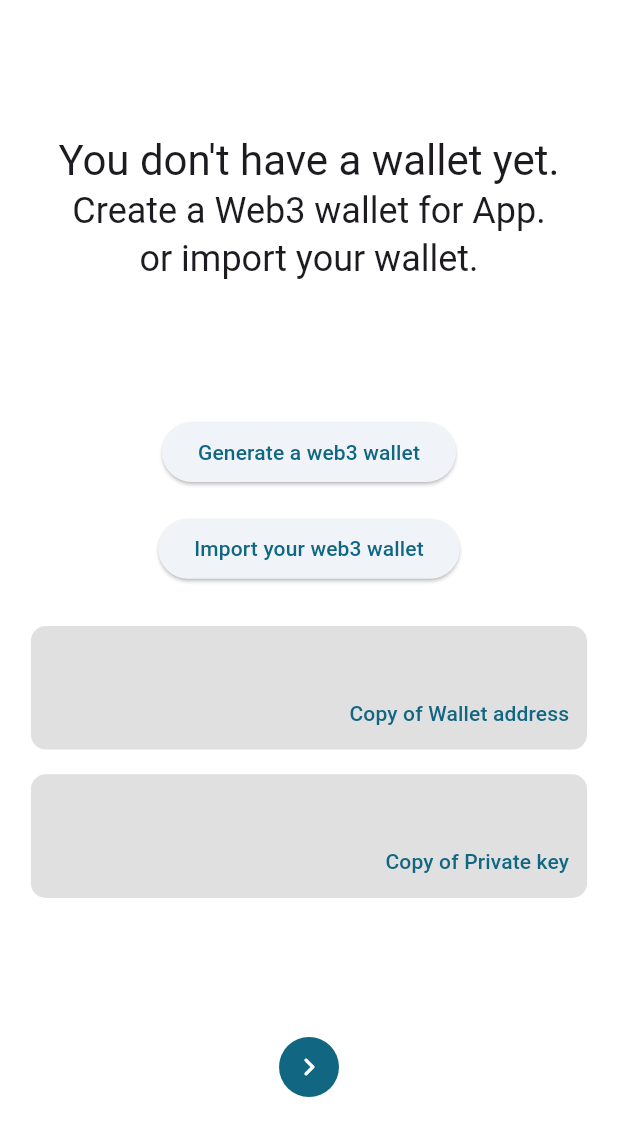
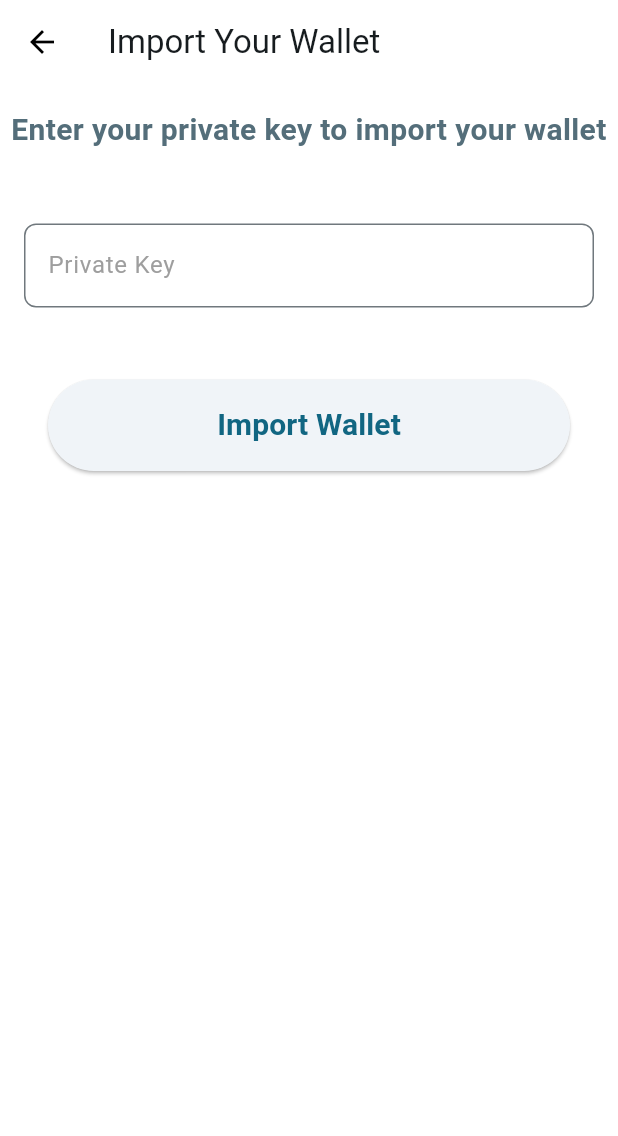
Before and after one commit to 0xemrekaya/NFTm_dApp, a Flutter app: the screen it shows after launch, after a tap on "Import your web3 wallet", on a phone screen of 412 x 824 dp. Shown: the top 1136 px of the screen. Run offline on Flutter 3.47's test engine with Material 2 defaults, Android fonts, the phone set to English and light mode, and no system bars; our stand-ins replace animated_text_kit, file_picker, flutter_dotenv, flutter_riverpod, hex, image_picker; missing offline and left inert: web3dart.

Commit message:
import wallet func

```diff
--- a/lib/main.dart
+++ b/lib/main.dart
@@ -4,6 +4,7 @@ import 'package:flutter_riverpod/flutter_riverpod.dart';
 import 'package:nftm_dapp/screens/nft_main_screen.dart';
 import 'package:nftm_dapp/screens/splash_page.dart';
 
+import 'screens/import_wallet.dart';
 import 'screens/main_screen.dart';
 
 void main() async {
@@ -32,6 +33,7 @@ class MainApp extends StatelessWidget {
       routes: {
         MainScreen.id: (context) => MainScreen(),
         NftMainScreen.id: (context) => NftMainScreen(),
+        ImportWallet.id:(context) =>  ImportWallet(),
       },
       home: const SplashPage(),
     );
--- a/lib/model/wallet_model.dart
+++ b/lib/model/wallet_model.dart
@@ -1,7 +1,10 @@
 
+
+import 'package:web3dart/web3dart.dart';
 
 class WalletModel {
   final String walletAddress;
   final String privateKey;
+
   WalletModel({required this.walletAddress,required this.privateKey});
 }
--- /dev/null
+++ b/lib/screens/import_wallet.dart
@@ -0,0 +1,113 @@
+import 'package:flutter/material.dart';
+import 'package:flutter_riverpod/flutter_riverpod.dart';
+import 'package:nftm_dapp/provider/wallet_provider.dart';
+import 'package:web3dart/web3dart.dart';
+
+import '../model/wallet_model.dart';
+import 'nft_main_screen.dart';
+
+class ImportWallet extends ConsumerStatefulWidget {
+  const ImportWallet({super.key});
+  static String id = "Import Wallet";
+
+  @override
+  ConsumerState<ConsumerStatefulWidget> createState() => _ImportWalletState();
+}
+
+class _ImportWalletState extends ConsumerState<ImportWallet> {
+  final _privateKeyController = TextEditingController();
+  bool isImported = false;
+
+  @override
+  Widget build(BuildContext context) {
+    return Scaffold(
+      appBar: AppBar(
+        title: const Text('Import Your Wallet'),
+      ),
+      body: SafeArea(
+        child: Column(
+          crossAxisAlignment: CrossAxisAlignment.stretch,
+          children: [
+            const SizedBox(height: 16),
+            Text(
+              'Enter your private key to import your wallet',
+              textAlign: TextAlign.center,
+              style: TextStyle(
+                color: Colors.blueGrey[600],
+                fontSize: 20,
+                fontWeight: FontWeight.bold,
+              ),
+            ),
+            const SizedBox(height: 32),
+            Padding(
+              padding: const EdgeInsets.all(16.0),
+              child: TextField(
+                controller: _privateKeyController,
+                decoration: const InputDecoration(
+                  border: OutlineInputBorder(borderRadius: BorderRadius.all(Radius.circular(8.0))),
+                  labelText: 'Private Key',
+                  labelStyle: TextStyle(
+                    color: Colors.grey,
+                    fontSize: 16,
+                  ),
+                ),
+              ),
+            ),
+            Padding(
+              padding: const EdgeInsets.all(32.0),
+              child: ElevatedButton(
+                onPressed: isImported
+                    ? null
+                    : () {
+                        sumbit();
+                        Navigator.pushReplacement(
+                            context, MaterialPageRoute(builder: (context) => const NftMainScreen()));
+                      },
+                style: ButtonStyle(
+                  padding: MaterialStateProperty.all(const EdgeInsets.all(16.0)),
+                ),
+                child: const Text(
+                  'Import Wallet',
+                  style: TextStyle(
+                    fontSize: 20,
+                    fontWeight: FontWeight.bold,
+                  ),
+                ),
+              ),
+            ),
+          ],
+        ),
+      ),
+    );
+  }
+
+  void sumbit() {
+    String privateKey = _privateKeyController.text;
+    if (privateKey.isNotEmpty && privateKey.length >= 63) {
+      EthPrivateKey ethPrivateKey = EthPrivateKey.fromHex(privateKey);
+      final address = ethPrivateKey.address.toString();
+      print(address);
+      WalletModel newImportedWallet = WalletModel(walletAddress: address, privateKey: privateKey);
+      final walletNotifier = ref.read(walletProvider.notifier);
+      walletNotifier.setWallet(newImportedWallet);
+      setState(() {
+        isImported = true;
+        _privateKeyController.clear();
+      });
+    } else {
+      showDialog(
+        context: context,
+        builder: (context) => AlertDialog(
+          title: const Text('Invalid private key'),
+          content: const Text('Please enter a valid private key.'),
+          actions: [
+            TextButton(
+              onPressed: () => Navigator.pop(context),
+              child: const Text('OK'),
+            ),
+          ],
+        ),
+      );
+    }
+  }
+}
--- a/lib/screens/main_screen.dart
+++ b/lib/screens/main_screen.dart
@@ -9,6 +9,7 @@ import 'package:nftm_dapp/provider/wallet_provider.dart';
 import 'package:web3dart/web3dart.dart';
 
 import '../model/wallet_model.dart';
+import 'import_wallet.dart';
 import 'nft_main_screen.dart';
 
 class MainScreen extends ConsumerStatefulWidget {
@@ -42,6 +43,7 @@ class _MainScreenState extends ConsumerState<MainScreen> {
   }
 
   void generateWallet() {
+    Credentials credentials;
     final wallet = EthPrivateKey.createRandom(Random.secure());
     final privateKey = HEX.encode(wallet.privateKey);
     final walletNotifier = ref.read(walletProvider.notifier);
@@ -87,7 +89,7 @@ class _MainScreenState extends ConsumerState<MainScreen> {
               ),
               ElevatedButton(
                   onPressed: () {
-                    generateWallet();
+                    Navigator.pushNamed(context, ImportWallet.id);
                   },
                   child: const Text("Import your web3 wallet")),
               SizedBox(
@@ -102,7 +104,9 @@ class _MainScreenState extends ConsumerState<MainScreen> {
           ),
           IconButton.filled(onPressed: () {
             Navigator.pushReplacement(context, MaterialPageRoute(builder: (context) => NftMainScreen()));
-          }, icon: const Icon(Icons.navigate_next_rounded))
+
+          }
+          , icon: const Icon(Icons.navigate_next_rounded))
         ],
       ),
     );
--- a/lib/screens/splash_page.dart
+++ b/lib/screens/splash_page.dart
@@ -5,7 +5,7 @@ import 'main_screen.dart';
 
 class SplashPage extends StatelessWidget {
   const SplashPage({super.key});
-  final String title = "Flutter Wallet";
+  final String title = "NFTm dApp";
   @override
   Widget build(BuildContext context) {
     final textStyle = Theme.of(context).textTheme.headlineLarge!.copyWith(color: Colors.white);
```
